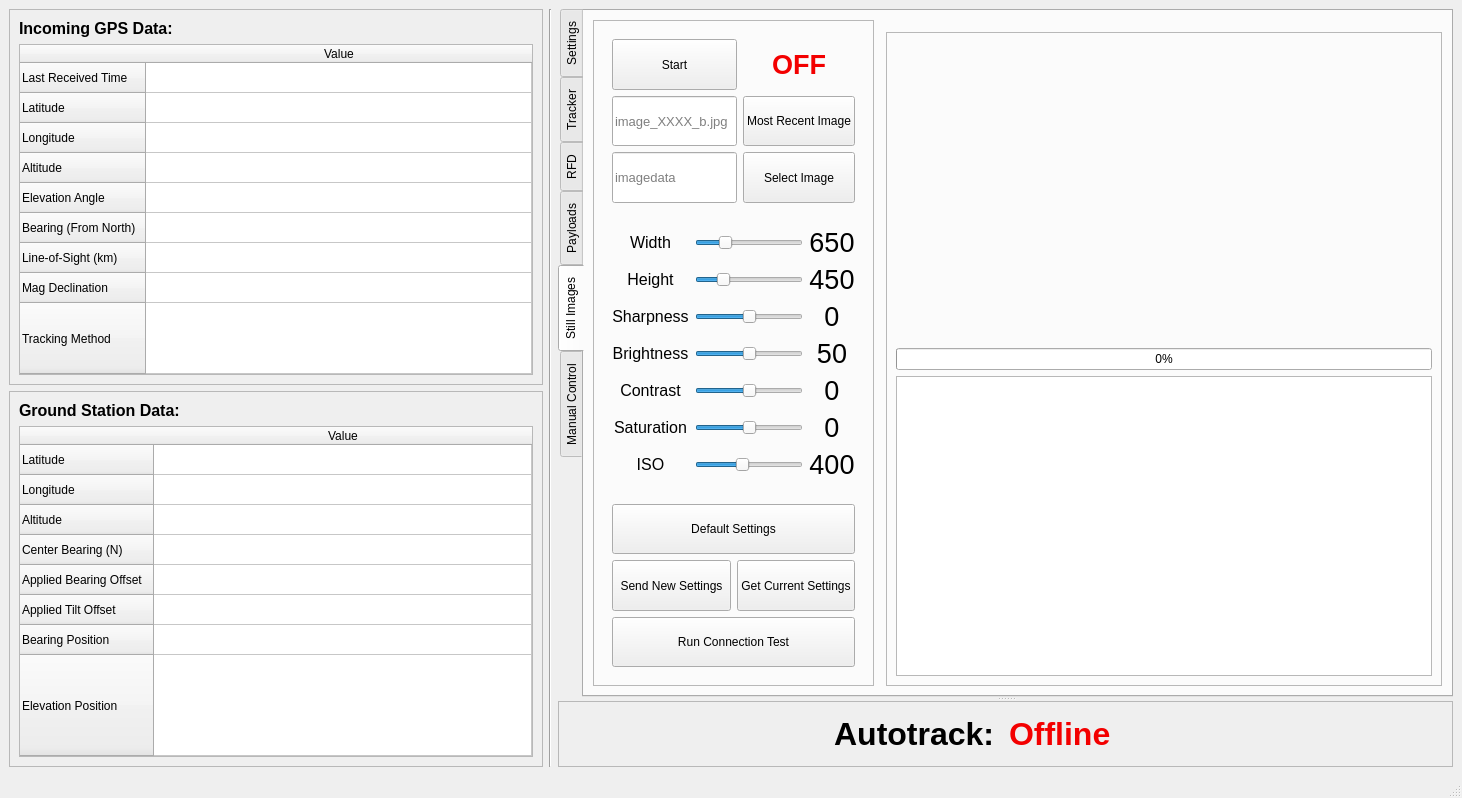
The window that trackermain.ui (MNSGC-Ballooning/Antenna-Tracker-and-RFD-Controls-GUI) describes before a commit, drawn with Qt 5.
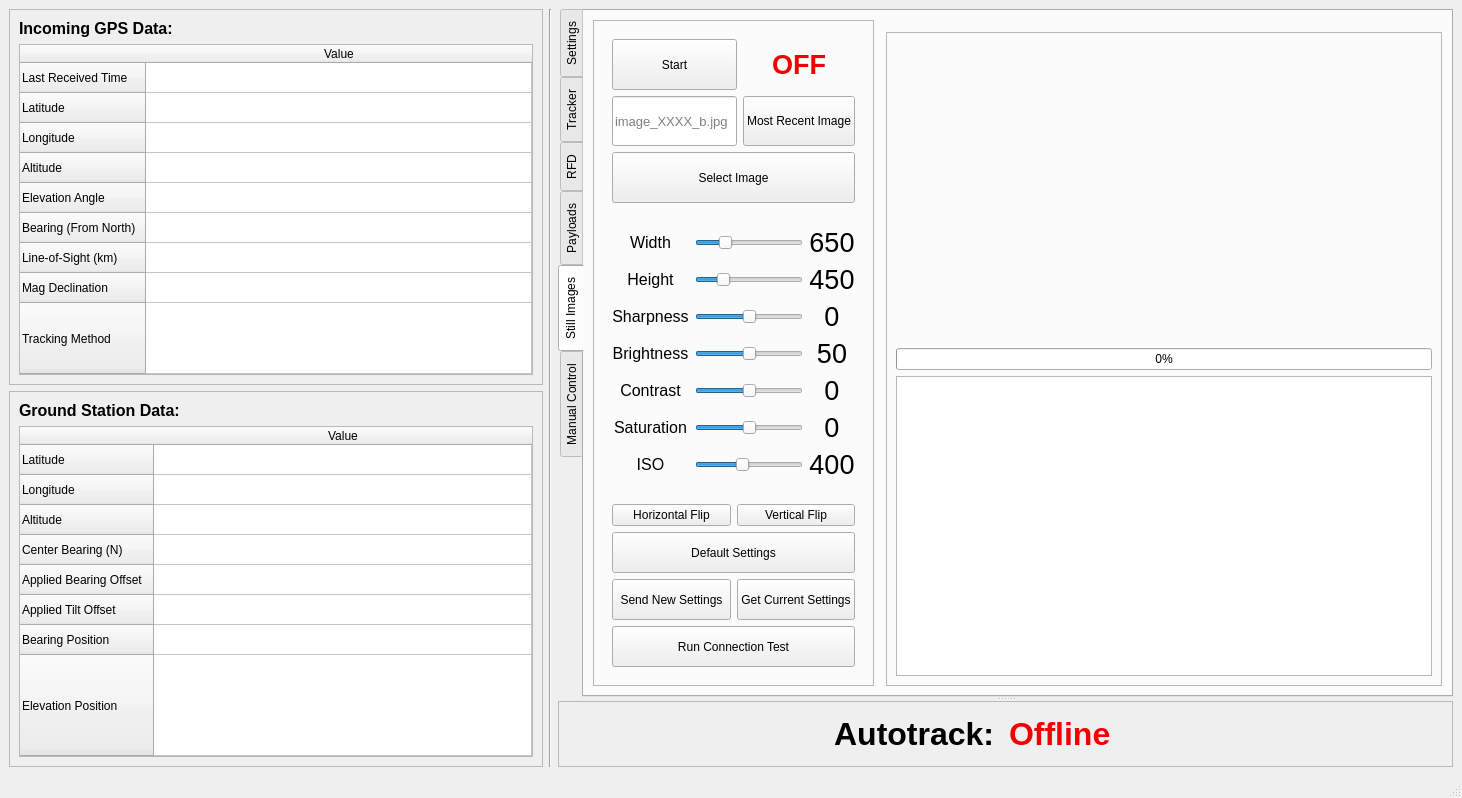
The same window after the commit. The open tabs and pages were chosen to show the change.

Commit message: Added buttons to flip camera, and to get pi runtime data, fixed issues with RFD commands

```diff
--- a/trackermain.ui
+++ b/trackermain.ui
@@ -1518,40 +1518,6 @@
                  </property>
                 </widget>
                </item>
-               <item row="2" column="0">
-                <widget class="QLineEdit" name="requestedImageDataName">
-                 <property name="sizePolicy">
-                  <sizepolicy hsizetype="Expanding" vsizetype="Expanding">
-                   <horstretch>0</horstretch>
-                   <verstretch>0</verstretch>
-                  </sizepolicy>
-                 </property>
-                 <property name="font">
-                  <font>
-                   <pointsize>10</pointsize>
-                  </font>
-                 </property>
-                 <property name="placeholderText">
-                  <string>imagedata</string>
-                 </property>
-                </widget>
-               </item>
-               <item row="2" column="1">
-                <widget class="QPushButton" name="imageDataTxtButton">
-                 <property name="sizePolicy">
-                  <sizepolicy hsizetype="Minimum" vsizetype="Expanding">
-                   <horstretch>0</horstretch>
-                   <verstretch>0</verstretch>
-                  </sizepolicy>
-                 </property>
-                 <property name="text">
-                  <string>Select Image</string>
-                 </property>
-                 <property name="flat">
-                  <bool>false</bool>
-                 </property>
-                </widget>
-               </item>
                <item row="1" column="0">
                 <widget class="QLineEdit" name="requestedImageName">
                  <property name="sizePolicy">
@@ -1626,6 +1592,22 @@
                  </property>
                 </widget>
                </item>
+               <item row="2" column="0" colspan="2">
+                <widget class="QPushButton" name="imageDataTxtButton">
+                 <property name="sizePolicy">
+                  <sizepolicy hsizetype="Minimum" vsizetype="Expanding">
+                   <horstretch>0</horstretch>
+                   <verstretch>0</verstretch>
+                  </sizepolicy>
+                 </property>
+                 <property name="text">
+                  <string>Select Image</string>
+                 </property>
+                 <property name="flat">
+                  <bool>false</bool>
+                 </property>
+                </widget>
+               </item>
               </layout>
              </widget>
             </item>
@@ -1997,7 +1979,7 @@
                <enum>QFrame::Raised</enum>
               </property>
               <layout class="QGridLayout" name="gridLayout_20">
-               <item row="0" column="0" colspan="2">
+               <item row="1" column="0" colspan="2">
                 <widget class="QPushButton" name="picDefaultSettingsButton">
                  <property name="sizePolicy">
                   <sizepolicy hsizetype="Minimum" vsizetype="Expanding">
@@ -2010,7 +1992,7 @@
                  </property>
                 </widget>
                </item>
-               <item row="1" column="0">
+               <item row="2" column="0">
                 <widget class="QPushButton" name="picSendNewSettingsButton">
                  <property name="sizePolicy">
                   <sizepolicy hsizetype="Minimum" vsizetype="Expanding">
@@ -2023,7 +2005,7 @@
                  </property>
                 </widget>
                </item>
-               <item row="1" column="1">
+               <item row="2" column="1">
                 <widget class="QPushButton" name="picGetSettingsButton">
                  <property name="sizePolicy">
                   <sizepolicy hsizetype="Minimum" vsizetype="Expanding">
@@ -2036,7 +2018,7 @@
                  </property>
                 </widget>
                </item>
-               <item row="2" column="0" colspan="2">
+               <item row="3" column="0" colspan="2">
                 <widget class="QPushButton" name="connectionTestButton">
                  <property name="sizePolicy">
                   <sizepolicy hsizetype="Minimum" vsizetype="Expanding">
@@ -2052,6 +2034,20 @@
                  </property>
                 </widget>
                </item>
+               <item row="0" column="0">
+                <widget class="QPushButton" name="picHorizontalFlipButton">
+                 <property name="text">
+                  <string>Horizontal Flip</string>
+                 </property>
+                </widget>
+               </item>
+               <item row="0" column="1">
+                <widget class="QPushButton" name="picVerticalFlipButton">
+                 <property name="text">
+                  <string>Vertical Flip</string>
+                 </property>
+                </widget>
+               </item>
               </layout>
              </widget>
             </item>
```
Left out of the diff: 19 changed lines with no effect on the pictures. The commit also changes 660 other files.
